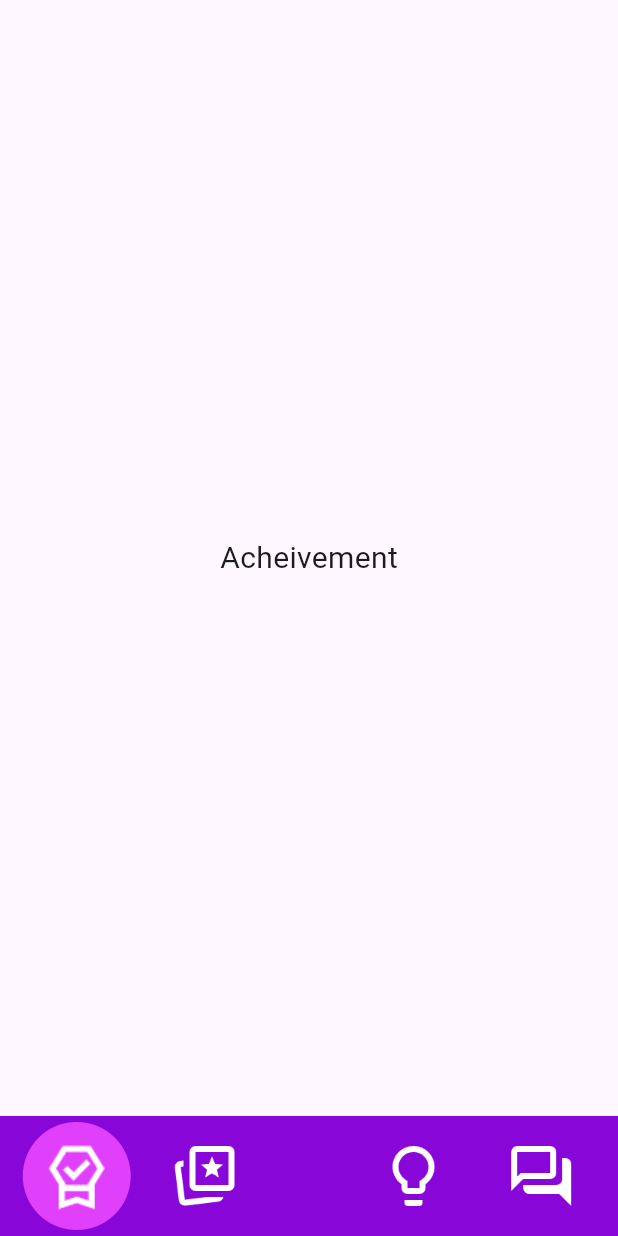
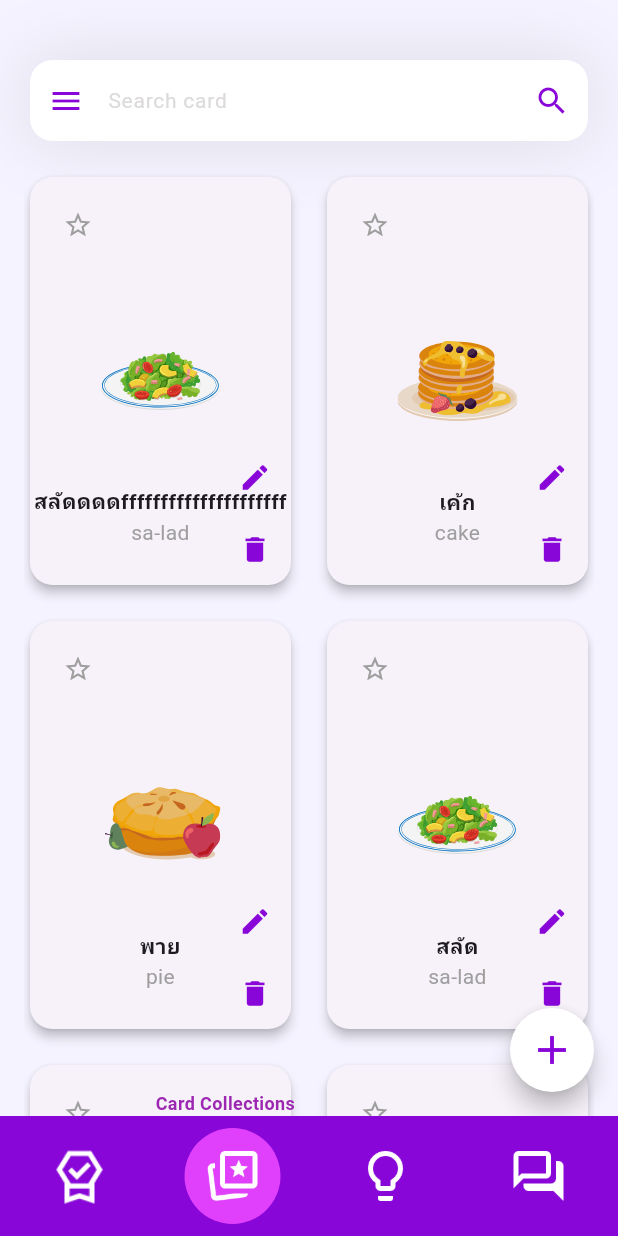
Before and after one commit to PlyJB/283_Mobile_app_gr20, a Flutter app: the screen it shows after launch, on a phone screen of 412 x 824 dp. Run offline on Flutter 3.47's test engine with Material 3 defaults, Android fonts, the phone set to English and light mode, and no system bars; our stand-ins replace flutter_svg.

Commit message:
feat: create Card Collection page

```diff
--- a/lib/main.dart
+++ b/lib/main.dart
@@ -1,6 +1,9 @@
 import 'package:flutter/material.dart';
-// import 'package:material_symbols_icons/material_symbols_icons.dart';
-// import 'pages/card_page.dart';
+import 'package:flutter/scheduler.dart';
+import 'pages/acheivement.dart';
+import 'pages/cardCollection.dart';
+import 'pages/conversation.dart';
+import 'pages/tips.dart';
 
 void main() {
   runApp(const MyApp());
@@ -20,202 +23,186 @@ class MyApp extends StatelessWidget {
 }
 
 class MainScreen extends StatefulWidget {
-  const MainScreen({super.key});
+  final int selectedIndex;
+  const MainScreen({super.key, this.selectedIndex = 1});
 
   @override
   State<MainScreen> createState() => _MainScreenState();
 }
 
 class _MainScreenState extends State<MainScreen> {
-  int _selectedIndex = 0;
+  late int _selectedIndex;
 
-  // Define the pages for each tab
-  final List<Widget> _pages = [
-    // const CardPage(),
-    const Center(child: Text('Acheivement', style: TextStyle(fontSize: 20))),
-    const Center(
-      child: Text('Card Collections', style: TextStyle(fontSize: 20)),
-    ),
-    const Center(
-      child: Text('Tips and Tricks', style: TextStyle(fontSize: 20)),
-    ),
-    const Center(child: Text('Conversation', style: TextStyle(fontSize: 20))),
+  @override
+  void initState() {
+    super.initState();
+    _selectedIndex = widget.selectedIndex;
+  }
+
+  final List<String> _titles = [
+    "Achievement",
+    "Card Collections",
+    "Tips & Tricks",
+    "Conversation",
   ];
 
   void _onItemTapped(int index) {
-    setState(() {
-      _selectedIndex = index;
-    });
+    Navigator.of(
+      context,
+    ).pushReplacement(_fadeRoute(MainScreen(selectedIndex: index)));
   }
 
-  // @override
-  // Widget build(BuildContext context) {
-  //   return Scaffold(
-  //     body: _pages[_selectedIndex], // Show the selected page
-  //     bottomNavigationBar: BottomNavigationBar(
-  //       backgroundColor: Color(0xFF8806D8),
-  //       items: [
-  //         BottomNavigationBarItem(
-  //           icon: Image.asset(
-  //             'assets/icons/editor_choice.png',
-  //             width: 24,
-  //             height: 24,
-  //           ),
-  //           label: 'Tropy',
-  //         ),
-  //         BottomNavigationBarItem(
-  //           icon: Image.asset('assets/icons/card.png',
-  //           width: 24,
-  //           height: 24,
-  //           ),
-  //           label: 'Card',
-  //         ),
-  //         BottomNavigationBarItem(
-  //           icon: Image.asset('assets/icons/tips.png',
-  //           width: 24,
-  //           height: 24
-  //           ),
-  //           label: 'Tips and Tricks',
-  //         ),
-  //         BottomNavigationBarItem(
-  //           icon: Image.asset(
-  //             'assets/icons/conversation.png',
-  //             width: 24,
-  //             height: 24,
-  //           ),
-  //           label: 'conversation',
-  //         ),
-  //       ],
-  //       currentIndex: _selectedIndex,
-  //       onTap: _onItemTapped,
-  //     ),
-  //   );
+  Widget _getBody(int index) {
+    switch (index) {
+      case 0:
+        return const AchievementPage();
+      case 1:
+        return const CardCollectionPage();
+      case 2:
+        return const TipsPage();
+      case 3:
+        return const ConversationPage();
+      default:
+        return const AchievementPage();
+    }
+  }
+
+  Widget _buildNavItem({required int index, required String assetPath}) {
+    final bool isSelected = _selectedIndex == index;
+
+    return InkWell(
+      onTap: () {
+        _onItemTapped(index);
+      },
+      borderRadius: BorderRadius.circular(50),
+
+      child: Container(
+        decoration: BoxDecoration(
+          shape: BoxShape.circle,
+          color: isSelected ? Colors.purpleAccent : Colors.transparent,
+        ),
+        padding: const EdgeInsets.all(12),
+        child: Image.asset(
+          assetPath,
+          width: 60,
+          height: 60,
+          color: Colors.white,
+        ),
+      ),
+    );
+  }
+
+  // with Logo
+  // Alignment _getAlignByIndex(int index) {
+  //   switch (index) {
+  //     case 0:
+  //       return Alignment(-0.95, 0); // ซ้ายสุด
+  //     case 1:
+  //       return Alignment(-0.6, 0); // ซ้ายกลาง
+  //     case 2:
+  //       return Alignment(0.53, 0); // ขวากลาง
+  //     case 3:
+  //       return Alignment(0.95, 0); // ขวาสุด
+  //     default:
+  //       return Alignment.center;
+  //   }
   // }
+
+  Alignment _getAlignByIndex(int index) {
+    switch (index) {
+      case 0:
+        return Alignment(-0.92, 0); // ซ้ายสุด
+      case 1:
+        return Alignment(-0.35, 0); // ซ้ายกลาง
+      case 2:
+        return Alignment(0.3, 0); // ขวากลาง
+      case 3:
+        return Alignment(0.9, 0); // ขวาสุด
+      default:
+        return Alignment.center;
+    }
+  }
+
+  PageRouteBuilder _fadeRoute(Widget page) {
+    return PageRouteBuilder(
+      pageBuilder: (context, animation, secondaryAnimation) => page,
+      transitionsBuilder: (context, animation, secondaryAnimation, child) {
+        return FadeTransition(opacity: animation, child: child);
+      },
+    );
+  }
+
   @override
   Widget build(BuildContext context) {
     return Scaffold(
-      body: _pages[_selectedIndex], // แสดงหน้าที่เลือก
-      bottomNavigationBar: BottomAppBar(
-        padding: EdgeInsets.all(4),
-        shape: const CircularNotchedRectangle(), // ทำให้มีรอยเว้า
-        notchMargin: 8, // ระยะห่างระหว่าง FAB กับ BottomBar
-        color: Color(0xFF8806D8), // สีของ BottomBar
-        child: Row(
-          mainAxisAlignment: MainAxisAlignment.spaceEvenly,
-          children: [
-            InkWell(
-              onTap: () {
-                setState(() {
-                  _selectedIndex = 0;
-                });
-              },
-              borderRadius: BorderRadius.circular(50),
-              child: Container(
-                padding: EdgeInsets.all(12), // ปรับขนาดพื้นที่ปุ่ม
-                decoration: BoxDecoration(
-                  shape: BoxShape.circle,
-                  color:
-                      _selectedIndex == 0
-                          ? Colors.purpleAccent
-                          : Colors.transparent,
-                ),
-                child: Image.asset(
-                  'assets/icons/editor_choice.png',
-                  width: 52,
-                  height: 52,
-                  color: Colors.white,
+      body: Stack(
+        children: [
+          _getBody(_selectedIndex),
+          Positioned(
+            bottom: 0,
+            left: 0,
+            right: 0,
+            child: Align(
+              alignment: _getAlignByIndex(_selectedIndex),
+              child: Text(
+                _titles[_selectedIndex],
+                style: const TextStyle(
+                  color: Colors.purple,
+                  fontSize: 12,
+                  fontWeight: FontWeight.bold,
                 ),
               ),
             ),
-            InkWell(
-              onTap: () {
-                setState(() {
-                  _selectedIndex = 1;
-                });
-              },
-              borderRadius: BorderRadius.circular(50),
-              child: Container(
-                padding: EdgeInsets.all(12),
-                decoration: BoxDecoration(
-                  shape: BoxShape.circle,
-                  color:
-                      _selectedIndex == 1
-                          ? Colors.purpleAccent
-                          : Colors.transparent,
+          ),
+        ],
+      ),
+      bottomNavigationBar: Stack(
+        alignment: Alignment.bottomCenter,
+        children: [
+          BottomAppBar(
+            shape: const CircularNotchedRectangle(),
+            notchMargin: 8,
+            color: const Color(0xFF8806D8),
+            padding: const EdgeInsets.symmetric(vertical: 8, horizontal: 2),
+            child: Row(
+              mainAxisAlignment: MainAxisAlignment.spaceAround,
+              children: [
+                _buildNavItem(
+                  index: 0,
+                  assetPath: 'assets/icons/editor_choice.png',
                 ),
-                child: Image.asset(
-                  'assets/icons/card.png',
-                  width: 52,
-                  height: 52,
-                  color: Colors.white,
+                _buildNavItem(index: 1, assetPath: 'assets/icons/card.png'),
+                // const SizedBox(width: 98),
+                _buildNavItem(index: 2, assetPath: 'assets/icons/tips.png'),
+                _buildNavItem(
+                  index: 3,
+                  assetPath: 'assets/icons/conversation.png',
                 ),
-              ),
+              ],
             ),
-            const SizedBox(width: 45), // Logo icon
-            InkWell(
-              onTap: () {
-                setState(() {
-                  _selectedIndex = 2;
-                });
-              },
-              borderRadius: BorderRadius.circular(50),
-              child: Container(
-                padding: EdgeInsets.all(12),
-                decoration: BoxDecoration(
-                  shape: BoxShape.circle,
-                  color:
-                      _selectedIndex == 2
-                          ? Colors.purpleAccent
-                          : Colors.transparent,
-                ),
-                child: Image.asset(
-                  'assets/icons/tips.png',
-                  width: 52,
-                  height: 52,
-                  color: Colors.white,
-                ),
-              ),
-            ),
-            InkWell(
-              onTap: () {
-                setState(() {
-                  _selectedIndex = 3;
-                });
-              },
-              borderRadius: BorderRadius.circular(50),
-              child: Container(
-                padding: EdgeInsets.all(12),
-                decoration: BoxDecoration(
-                  shape: BoxShape.circle,
-                  color:
-                      _selectedIndex == 3
-                          ? Colors.purpleAccent
-                          : Colors.transparent,
-                ),
-                child: Image.asset(
-                  'assets/icons/conversation.png',
-                  width: 52,
-                  height: 52,
-                  color: Colors.white,
-                ),
-              ),
-            ),
-          ],
-        ),
+          ),
+          // Positioned(
+          //   bottom: 30,
+          //   child: Container(
+          //     width: 98,
+          //     height: 98,
+          //     decoration: BoxDecoration(
+          //       color: Color(0xFF8806D8),
+          //       shape: BoxShape.circle,
+          //     ),
+          //     child: Padding(
+          //       padding: const EdgeInsets.all(10),
+          //       child: Image.asset(
+          //         'assets/icons/logo.png',
+          //         width: 40,
+          //         height: 40,
+          //         color: Colors.white,
+          //       ),
+          //     ),
+          //   ),
+          // ),
+        ],
       ),
-
-      // floatingActionButton: FloatingActionButton(
-      //   backgroundColor: Color(0xFF8806D8), // สีของ FAB
-      //   shape: const CircleBorder(),
-      //   child: Image.asset(
-      //     'assets/icons/logo.png',
-      //     width: 52,
-      //     height: 52,
-      //     color: Colors.white,
-      //   ), // ไอคอนตรงกลาง
-      //   onPressed: () => setState(() => _selectedIndex = 2),
-      // ),
-      // floatingActionButtonLocation: FloatingActionButtonLocation.centerDocked,
     );
   }
 }
--- /dev/null
+++ b/lib/models/card_model.dart
@@ -0,0 +1,71 @@
+class CardModel {
+  String thaiWord;
+  String pronunciation;
+  String engWord;
+  String note;
+  String iconPath;
+  bool isFav;
+
+  CardModel({
+    required this.thaiWord,
+    required this.pronunciation,
+    required this.engWord,
+    required this.iconPath,
+    this.note = "",
+    this.isFav = false,
+  });
+
+  static List<CardModel> getCards() {
+    List<CardModel> cards = [];
+    cards.add(
+      CardModel(
+        thaiWord: 'สลัดดดดfffffffffffffffffffff',
+        pronunciation: 'sa-lad',
+        engWord: 'salad',
+        iconPath: 'assets/picture/plate.svg',
+      ),
+    );
+    cards.add(
+      CardModel(
+        thaiWord: 'เค้ก',
+        pronunciation: 'cake',
+        engWord: 'Cake',
+        iconPath: 'assets/picture/pancakes.svg',
+      ),
+    );
+    cards.add(
+      CardModel(
+        thaiWord: 'พาย',
+        pronunciation: 'pie',
+        engWord: 'Pie',
+        iconPath: 'assets/picture/pie.svg',
+      ),
+    );
+    cards.add(
+      CardModel(
+        thaiWord: 'สลัด',
+        pronunciation: 'sa-lad',
+        engWord: 'salad',
+        iconPath: 'assets/picture/plate.svg',
+      ),
+    );
+    cards.add(
+      CardModel(
+        thaiWord: 'เค้ก',
+        pronunciation: 'cake',
+        engWord: 'Cake',
+        iconPath: 'assets/picture/pancakes.svg',
+      ),
+    );
+    cards.add(
+      CardModel(
+        thaiWord: 'พาย',
+        pronunciation: 'pie',
+        engWord: 'Pie',
+        iconPath: 'assets/picture/pie.svg',
+      ),
+    );
+
+    return cards;
+  }
+}
--- /dev/null
+++ b/lib/pages/acheivement.dart
@@ -0,0 +1,10 @@
+import 'package:flutter/material.dart';
+
+class AchievementPage extends StatelessWidget {
+  const AchievementPage({super.key});
+
+  @override
+  Widget build(BuildContext context) {
+    return Scaffold(body: Center(child: Text('Achievement')));
+  }
+}
--- /dev/null
+++ b/lib/pages/cardCollection.dart
@@ -0,0 +1,288 @@
+// import 'package:flutter/material.dart';
+
+// class CardCollectionPage extends StatelessWidget {
+//   const CardCollectionPage({super.key});
+
+//   @override
+//   Widget build(BuildContext context) {
+//     // TODO: implement build
+//     return Scaffold(
+//       appBar: AppBar(
+//         backgroundColor: Colors.white,
+//         elevation: 0,
+//         title: Container(
+//           decoration: BoxDecoration(
+//             color: Colors.grey[200],
+//             borderRadius: BorderRadius.circular(50),
+//           ),
+//           child: const TextField(
+//             decoration: InputDecoration(
+//               hintText: 'Search card',
+//               border: InputBorder.none,
+//               prefixIcon: Icon(Icons.menu),
+//               suffixIcon: Icon(Icons.search),
+//             ),
+//           ),
+//         ),
+//       ),
+
+//       body: Padding(
+//         padding: const EdgeInsets.all(10),
+//         child: GridView.count(
+//           crossAxisCount: 2,
+//           crossAxisSpacing: 10,
+//           mainAxisSpacing: 10,
+//           children: [
+//             buildCard('เก้าอี้', 'Chair', 'assets/chair.png', true),
+//             buildCard('พัดลม', 'Phadlm', 'assets/fan.png', false),
+//           ],
+//         ),
+//       ),
+//       floatingActionButton: FloatingActionButton(
+//         backgroundColor: Colors.deepPurple,
+//         onPressed: () {},
+//         child: const Icon(Icons.add, color: Colors.white),
+//       ),
+//     );
+//   }
+
+//   Widget buildCard(
+//     String title,
+//     String subtitle,
+//     String imagePath,
+//     bool favorite,
+//   ) {
+//     return Card(
+//       shape: RoundedRectangleBorder(borderRadius: BorderRadius.circular(15)),
+//       elevation: 3,
+//       child: Stack(
+//         children: [
+//           ClipRRect(
+//             borderRadius: BorderRadius.circular(15),
+//             child: Image.asset(
+//               imagePath,
+//               fit: BoxFit.cover,
+//               height: double.infinity,
+//             ),
+//           ),
+//           Positioned(
+//             top: 5,
+//             left: 5,
+//             child: Icon(
+//               favorite ? Icons.star : Icons.star_border,
+//               color: favorite ? Colors.amber : Colors.grey,
+//             ),
+//           ),
+//           Positioned(
+//             bottom: 5,
+//             left: 5,
+//             child: Column(
+//               crossAxisAlignment: CrossAxisAlignment.start,
+//               children: [
+//                 Text(
+//                   title,
+//                   style: const TextStyle(fontWeight: FontWeight.bold),
+//                 ),
+//                 Text(subtitle, style: const TextStyle(color: Colors.grey)),
+//               ],
+//             ),
+//           ),
+//           Positioned(
+//             bottom: 5,
+//             right: 5,
+//             child: const Icon(Icons.edit, size: 18, color: Colors.deepPurple),
+//           ),
+//         ],
+//       ),
+//     );
+//   }
+// }
+
+import 'package:flutter/material.dart';
+import 'package:flutter_svg/flutter_svg.dart';
+import 'package:pic2thai/models/card_model.dart';
+
+class CardCollectionPage extends StatefulWidget {
+  const CardCollectionPage({super.key});
+
+  @override
+  State<CardCollectionPage> createState() => _CardCollectionPageState();
+}
+
+class _CardCollectionPageState extends State<CardCollectionPage> {
+  List<CardModel> cards = [];
+
+  void _getCards() {
+    setState(() {
+      cards = CardModel.getCards();
+    });
+  }
+
+  @override
+  void initState() {
+    // TODO: implement initState
+    super.initState();
+    _getCards();
+  }
+
+  Widget _searchBox() {
+    return Container(
+      margin: const EdgeInsets.only(top: 40, left: 20, right: 20),
+      decoration: BoxDecoration(
+        boxShadow: [
+          BoxShadow(
+            color: const Color(0xff1D1617).withOpacity(0.11),
+            blurRadius: 40,
+            spreadRadius: 0.0,
+          ),
+        ],
+      ),
+      child: TextField(
+        decoration: InputDecoration(
+          border: OutlineInputBorder(
+            borderRadius: BorderRadius.circular(15),
+            borderSide: BorderSide.none,
+          ),
+          filled: true,
+          fillColor: Colors.white,
+          contentPadding: const EdgeInsets.all(15),
+          hintText: 'Search card',
+          hintStyle: const TextStyle(color: Color(0xffDDDADA), fontSize: 14),
+          prefixIcon: const Icon(Icons.menu, color: Color(0xFF8806D8)),
+          suffixIcon: const Icon(Icons.search, color: Color(0xFF8806D8)),
+        ),
+      ),
+    );
+  }
+
+  Widget _buildCard(CardModel card) {
+    return Card(
+      shape: RoundedRectangleBorder(borderRadius: BorderRadius.circular(15)),
+      elevation: 3,
+      child: SizedBox(
+        height: 240,
+        child: Stack(
+          children: [
+            // ⭐ ปุ่ม favorite มุมบนซ้าย
+            Positioned(
+              top: 8,
+              left: 8,
+              child: IconButton(
+                icon: Icon(
+                  card.isFav ? Icons.star : Icons.star_border,
+                  color: card.isFav ? Colors.amber : Colors.grey,
+                  size: 20,
+                ),
+                onPressed: () {
+                  setState(() {
+                    card.isFav = !card.isFav;
+                  });
+                },
+              ),
+            ),
+
+            // 🖼️ รูปภาพกลาง
+            Align(
+              alignment: Alignment.center,
+              child: SvgPicture.asset(
+                card.iconPath,
+                width: 80,
+                height: 80,
+                fit: BoxFit.contain,
+              ),
+            ),
+
+            // 📝 ข้อความกลางล่าง
+            Positioned(
+              bottom: 25,
+              left: 0,
+              right: 0,
+              child: Column(
+                mainAxisSize: MainAxisSize.min,
+                children: [
+                  Text(
+                    card.thaiWord,
+                    textAlign: TextAlign.center,
+                    style: const TextStyle(fontWeight: FontWeight.bold),
+                  ),
+                  Text(
+                    card.pronunciation,
+                    textAlign: TextAlign.center,
+                    style: const TextStyle(color: Colors.grey),
+                  ),
+                ],
+              ),
+            ),
+
+            // ✏️ 🗑️ ปุ่มล่างขวา
+            Positioned(
+              bottom: 0,
+              right: 0,
+              child: Column(
+                children: [
+                  IconButton(
+                    icon: const Icon(
+                      Icons.edit,
+                      size: 22,
+                      color: Color(0xFF8806D8),
+                    ),
+                    onPressed: () {},
+                  ),
+                  IconButton(
+                    icon: const Icon(
+                      Icons.delete,
+                      size: 22,
+                      color: Color(0xFF8806D8),
+                    ),
+                    onPressed: () {},
+                  ),
+                ],
+              ),
+            ),
+          ],
+        ),
+      ),
+    );
+  }
+
+  Widget _buildCardList() {
+    return Padding(
+      padding: const EdgeInsets.symmetric(horizontal: 16),
+      child: GridView.builder(
+        itemCount: cards.length,
+        gridDelegate: const SliverGridDelegateWithFixedCrossAxisCount(
+          crossAxisCount: 2,
+          mainAxisSpacing: 16,
+          crossAxisSpacing: 16,
+          childAspectRatio: 0.65,
+        ),
+        itemBuilder: (context, index) {
+          final card = cards[index];
+          return _buildCard(card);
+        },
+      ),
+    );
+  }
+
+  @override
+  Widget build(BuildContext context) {
+    return Scaffold(
+      backgroundColor: const Color(0xFFF5F3FF),
+      body: Column(
+        children: [
+          _searchBox(),
+          const SizedBox(height: 20),
+          Expanded(child: _buildCardList()),
+        ],
+      ),
+      floatingActionButton: FloatingActionButton(
+        onPressed: () {
+          // TODO: เพิ่มหน้าเพิ่มการ์ด
+        },
+        backgroundColor: Colors.white,
+        shape: const CircleBorder(),
+        child: const Icon(Icons.add, color: Color(0xFF8806D8), size: 32),
+      ),
+    );
+  }
+}
--- /dev/null
+++ b/lib/pages/conversation.dart
@@ -0,0 +1,10 @@
+import 'package:flutter/material.dart';
+
+class ConversationPage extends StatelessWidget {
+  const ConversationPage({super.key});
+
+  @override
+  Widget build(BuildContext context) {
+    return Scaffold(body: Center(child: Text('Conversation')));
+  }
+}
--- /dev/null
+++ b/lib/pages/tips.dart
@@ -0,0 +1,10 @@
+import 'package:flutter/material.dart';
+
+class TipsPage extends StatelessWidget {
+  const TipsPage({super.key});
+
+  @override
+  Widget build(BuildContext context) {
+    return Scaffold(body: Center(child: Text('Tips & Tricks')));
+  }
+}
--- a/pubspec.yaml
+++ b/pubspec.yaml
@@ -63,6 +63,7 @@ flutter:
   assets:
     # - assets/
     - assets/icons/
+    - assets/picture/
 
 
   # An image asset can refer to one or more resolution-specific "variants", see
```
Also changed, not shown: assets/picture/blueberry-pancake.svg (added), assets/picture/button.svg (added), assets/picture/orange-snacks.svg (added), assets/picture/pancakes.svg (added), assets/picture/pie.svg (added), assets/picture/plate.svg (added), assets/picture/salmon-nigiri.svg (added), lib/pages/createCard.dart (added), lib/pages/createCardDetail.dart (added), lib/pages/editCard.dart (added), lib/pages/lesson.dart (added), lib/pages/tipsDetails.dart (added), 1 other file.
